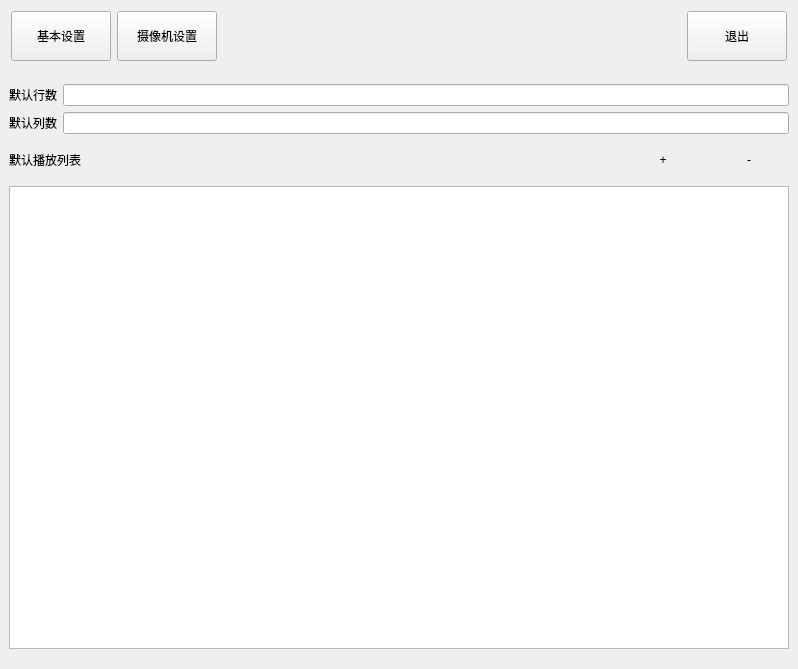
ch593030323/video-watcher, file extra_settings/mainwidget.ui: the form before one commit.
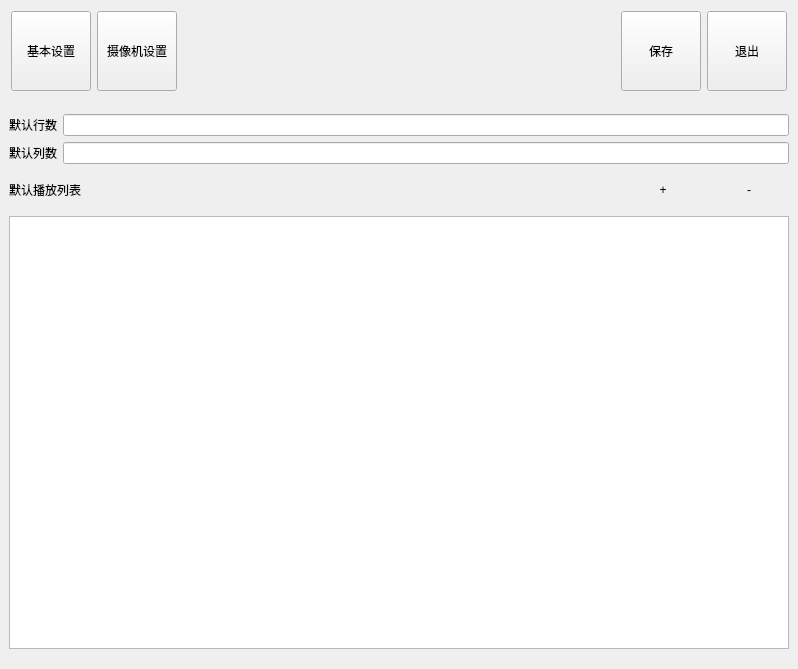
The form after the commit. The open tabs and pages were chosen to show the change. Custom widgets are drawn as their Qt base class.

What changed in the file:
```diff
--- a/extra_settings/mainwidget.ui
+++ b/extra_settings/mainwidget.ui
@@ -59,8 +59,8 @@
           </property>
           <property name="minimumSize">
            <size>
-            <width>100</width>
-            <height>50</height>
+            <width>80</width>
+            <height>80</height>
            </size>
           </property>
           <property name="text">
@@ -78,8 +78,8 @@
           </property>
           <property name="minimumSize">
            <size>
-            <width>100</width>
-            <height>50</height>
+            <width>80</width>
+            <height>80</height>
            </size>
           </property>
           <property name="text">
@@ -100,12 +100,25 @@
           </property>
          </spacer>
         </item>
+        <item>
+         <widget class="QPushButton" name="pushButton_save">
+          <property name="minimumSize">
+           <size>
+            <width>80</width>
+            <height>80</height>
+           </size>
+          </property>
+          <property name="text">
+           <string>保存</string>
+          </property>
+         </widget>
+        </item>
         <item>
          <widget class="QPushButton" name="pushButton_exit">
           <property name="minimumSize">
            <size>
-            <width>100</width>
-            <height>50</height>
+            <width>80</width>
+            <height>80</height>
            </size>
           </property>
           <property name="text">
```
Left out of the diff: 8 changed lines with no effect on the pictures.
